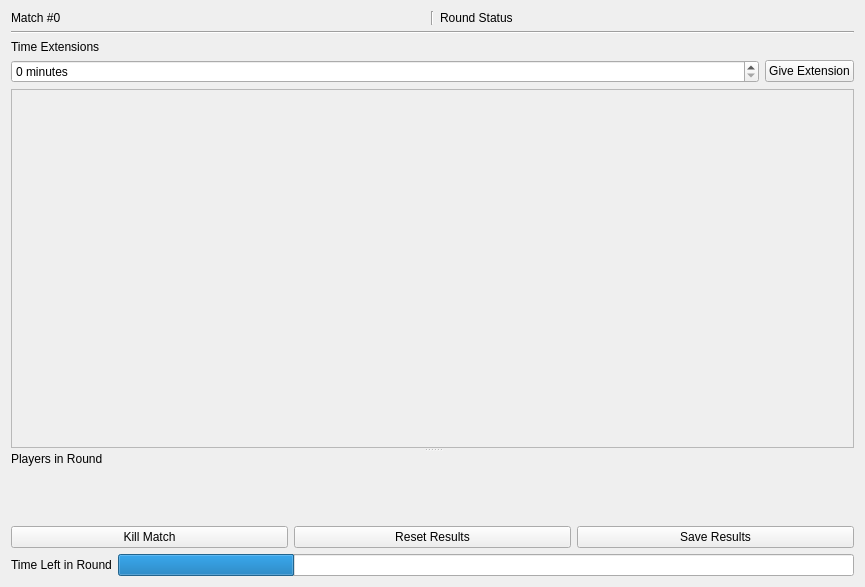
Above: src/ui/tournament/roundviewwidget.ui from SquireTournamentServices/SquireDesktop before the change. Below: the same form after it.
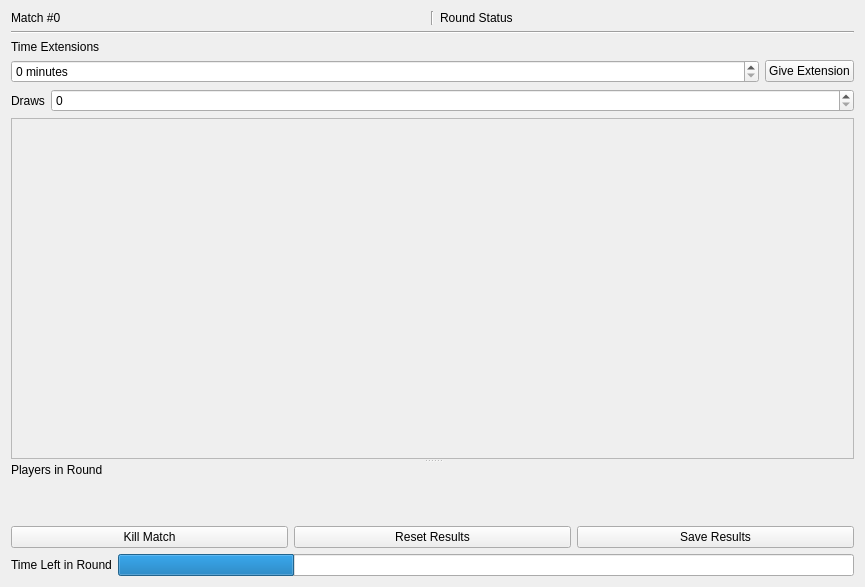
That is the form after the change. Icons and pictures are not drawn.

Commit message: feat: added draws edit to GUI

The edit to the form file:
```diff
--- a/src/ui/tournament/roundviewwidget.ui
+++ b/src/ui/tournament/roundviewwidget.ui
@@ -115,6 +115,33 @@
          </item>
         </layout>
        </item>
+       <item>
+        <layout class="QHBoxLayout" name="horizontalLayout">
+         <item>
+          <widget class="QLabel" name="drawsLabel">
+           <property name="sizePolicy">
+            <sizepolicy hsizetype="Minimum" vsizetype="Preferred">
+             <horstretch>0</horstretch>
+             <verstretch>0</verstretch>
+            </sizepolicy>
+           </property>
+           <property name="text">
+            <string>Draws</string>
+           </property>
+          </widget>
+         </item>
+         <item>
+          <widget class="QSpinBox" name="drawsEdit">
+           <property name="sizePolicy">
+            <sizepolicy hsizetype="MinimumExpanding" vsizetype="Fixed">
+             <horstretch>0</horstretch>
+             <verstretch>0</verstretch>
+            </sizepolicy>
+           </property>
+          </widget>
+         </item>
+        </layout>
+       </item>
        <item>
         <widget class="QScrollArea" name="scrollArea">
          <property name="widgetResizable">
@@ -125,8 +152,8 @@
            <rect>
             <x>0</x>
             <y>0</y>
-            <width>843</width>
-            <height>311</height>
+            <width>827</width>
+            <height>241</height>
            </rect>
           </property>
          </widget>
```
Left out of the diff: 3 changed lines with no effect on the pictures. The commit also changes 2 other files.
